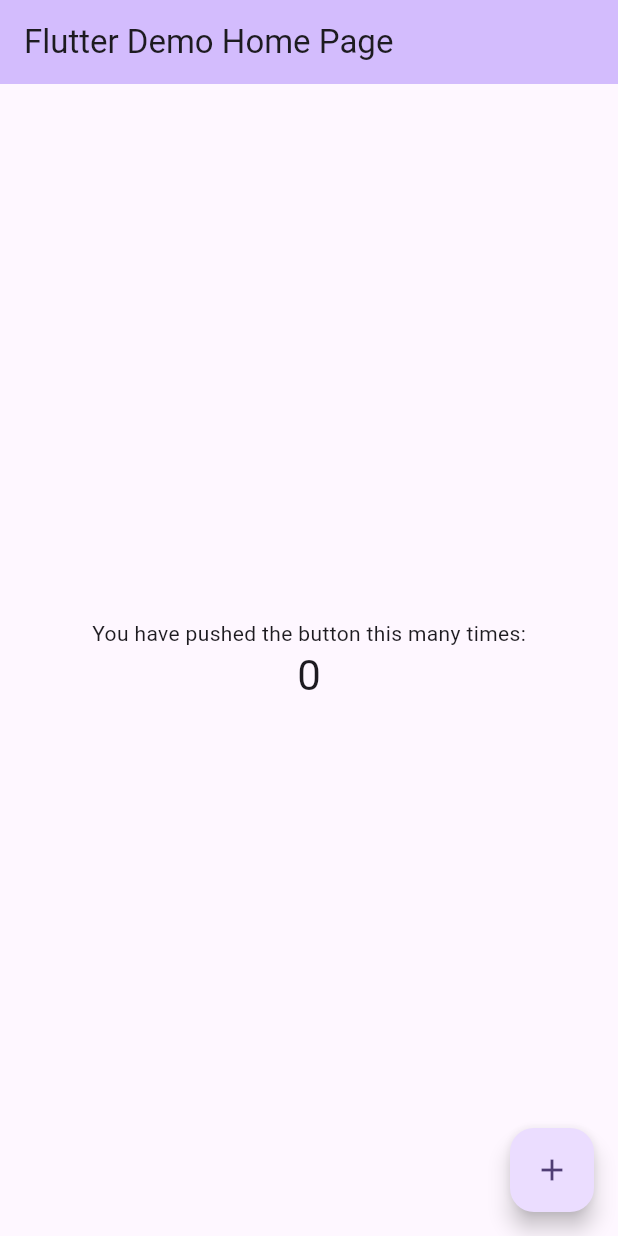
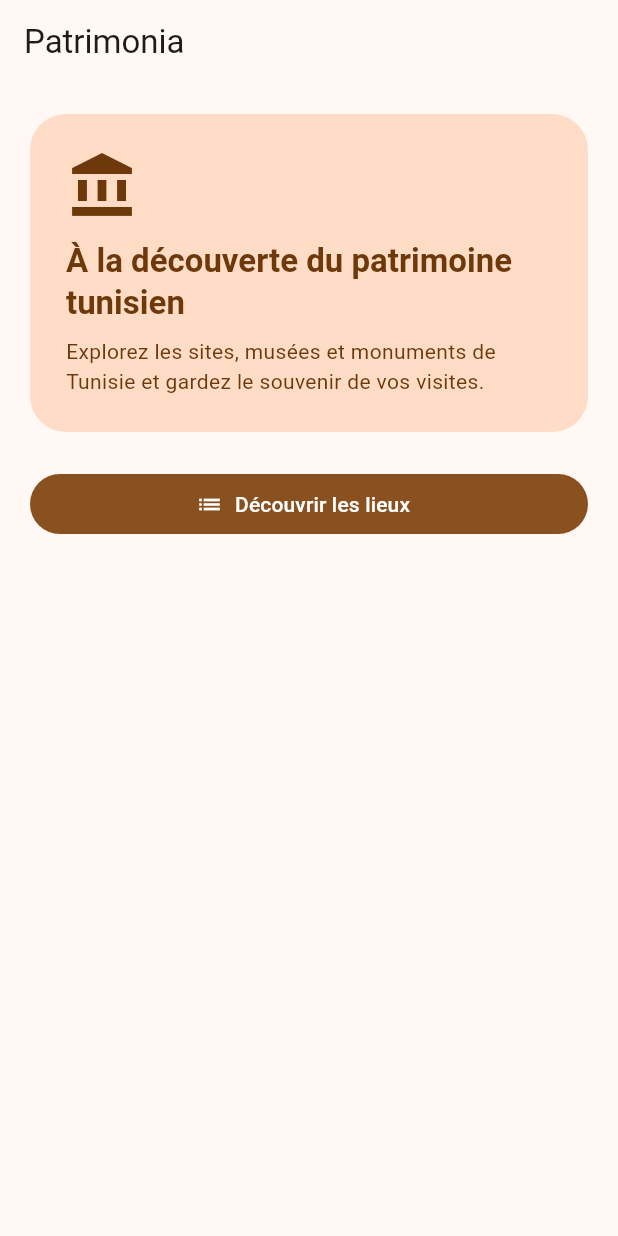
Before and after one commit to MarweniAnwar/Patrimonia, a Flutter app: the screen it shows after launch, on a phone screen of 412 x 824 dp. Run offline on Flutter 3.47's test engine with Material 3 defaults, Android fonts, the phone set to English and light mode, and no system bars.

Commit message:
J1 : squelette terminé

```diff
--- a/lib/data/donnees_fictives.dart
+++ b/lib/data/donnees_fictives.dart
@@ -11,6 +11,7 @@ const List<Lieu> lieux = [
         "ses gradins majestueux et son architecture exceptionnelle, "
         "ce monument témoigne de la grandeur de la civilisation romaine. "
         "Une visite incontournable pour les passionnés d'histoire et de culture.",
+    image: 'assets/images/el_jem.jpg',
     latitude: 35.2964,
     longitude: 10.7068,
   ),
@@ -26,6 +27,7 @@ const List<Lieu> lieux = [
         "historiques, des thermes, des villas antiques et des ports anciens. "
         "Classée au patrimoine mondial de l'UNESCO, Carthage offre un véritable "
         "voyage à travers les siècles, entre histoire, architecture et paysages magnifiques.",
+    image: 'assets/images/carthage.jpg',
     latitude: 36.8528,
     longitude: 10.3233,
   ),
@@ -41,6 +43,7 @@ const List<Lieu> lieux = [
         "ses mosquées historiques, ses palais traditionnels et ses magnifiques "
         "portes sculptées. Un endroit idéal pour découvrir l'artisanat tunisien, "
         "goûter aux spécialités locales et vivre une expérience culturelle unique.",
+    image: 'assets/images/medina_tunis.jpg',
     latitude: 36.7992,
     longitude: 10.1710,
   ),
@@ -56,6 +59,7 @@ const List<Lieu> lieux = [
         "ses colonnes anciennes et son célèbre minaret. Véritable symbole "
         "du patrimoine islamique tunisien, elle représente un lieu exceptionnel "
         "pour découvrir l'histoire spirituelle et architecturale du pays.",
+    image: 'assets/images/kairouan.jpg',
     latitude: 35.6804,
     longitude: 10.1034,
   ),
@@ -71,6 +75,7 @@ const List<Lieu> lieux = [
         "et ses rues historiques. Classée au patrimoine mondial de l'UNESCO, "
         "Dougga est une destination idéale pour les amateurs d'histoire, "
         "de photographie et de découvertes culturelles.",
+    image: 'assets/images/dougga.jpg',
     latitude: 36.4228,
     longitude: 9.2203,
   ),
@@ -87,6 +92,7 @@ const List<Lieu> lieux = [
         "un ancien palais beylical, il vous propose un voyage passionnant "
         "à travers les différentes civilisations qui ont marqué l'histoire "
         "de la Tunisie.",
+    image: 'assets/images/bardo.jpg',
     latitude: 36.8092,
     longitude: 10.1344,
   ),
@@ -104,6 +110,7 @@ const List<Lieu> lieux = [
         "et son célèbre Nadhour, qui offre une vue magnifique sur la mer "
         "Méditerranée. Un lieu incontournable pour les amateurs d'histoire, "
         "de patrimoine et de beaux paysages.",
+    image: 'assets/images/ribat_monastir.jpg',
     latitude: 35.7770,
     longitude: 10.8262,
   ),
--- a/lib/main.dart
+++ b/lib/main.dart
@@ -1,122 +1,23 @@
 import 'package:flutter/material.dart';
+import 'screens/accueil_screen.dart';
 
 void main() {
-  runApp(const MyApp());
+  runApp(const PatrimoniaApp());
 }
 
-class MyApp extends StatelessWidget {
-  const MyApp({super.key});
+class PatrimoniaApp extends StatelessWidget {
+  const PatrimoniaApp({super.key});
 
-  // This widget is the root of your application.
   @override
   Widget build(BuildContext context) {
     return MaterialApp(
-      title: 'Flutter Demo',
+      title: 'Patrimonia',
+      debugShowCheckedModeBanner: false,
       theme: ThemeData(
-        // This is the theme of your application.
-        //
-        // TRY THIS: Try running your application with "flutter run". You'll see
-        // the application has a purple toolbar. Then, without quitting the app,
-        // try changing the seedColor in the colorScheme below to Colors.green
-        // and then invoke "hot reload" (save your changes or press the "hot
-        // reload" button in a Flutter-supported IDE, or press "r" if you used
-        // the command line to start the app).
-        //
-        // Notice that the counter didn't reset back to zero; the application
-        // state is not lost during the reload. To reset the state, use hot
-        // restart instead.
-        //
-        // This works for code too, not just values: Most code changes can be
-        // tested with just a hot reload.
-        colorScheme: .fromSeed(seedColor: Colors.deepPurple),
+        useMaterial3: true,
+        colorScheme: ColorScheme.fromSeed(seedColor: const Color(0xFFB5651D)),
       ),
-      home: const MyHomePage(title: 'Flutter Demo Home Page'),
+      home: const AccueilScreen(),
     );
   }
 }
-
-class MyHomePage extends StatefulWidget {
-  const MyHomePage({super.key, required this.title});
-
-  // This widget is the home page of your application. It is stateful, meaning
-  // that it has a State object (defined below) that contains fields that affect
-  // how it looks.
-
-  // This class is the configuration for the state. It holds the values (in this
-  // case the title) provided by the parent (in this case the App widget) and
-  // used by the build method of the State. Fields in a Widget subclass are
-  // always marked "final".
-
-  final String title;
-
-  @override
-  State<MyHomePage> createState() => _MyHomePageState();
-}
-
-class _MyHomePageState extends State<MyHomePage> {
-  int _counter = 0;
-
-  void _incrementCounter() {
-    setState(() {
-      // This call to setState tells the Flutter framework that something has
-      // changed in this State, which causes it to rerun the build method below
-      // so that the display can reflect the updated values. If we changed
-      // _counter without calling setState(), then the build method would not be
-      // called again, and so nothing would appear to happen.
-      _counter++;
-    });
-  }
-
-  @override
-  Widget build(BuildContext context) {
-    // This method is rerun every time setState is called, for instance as done
-    // by the _incrementCounter method above.
-    //
-    // The Flutter framework has been optimized to make rerunning build methods
-    // fast, so that you can just rebuild anything that needs updating rather
-    // than having to individually change instances of widgets.
-    return Scaffold(
-      appBar: AppBar(
-        // TRY THIS: Try changing the color here to a specific color (to
-        // Colors.amber, perhaps?) and trigger a hot reload to see the AppBar
-        // change color while the other colors stay the same.
-        backgroundColor: Theme.of(context).colorScheme.inversePrimary,
-        // Here we take the value from the MyHomePage object that was created by
-        // the App.build method, and use it to set our appbar title.
-        title: Text(widget.title),
-      ),
-      body: Center(
-        // Center is a layout widget. It takes a single child and positions it
-        // in the middle of the parent.
-        child: Column(
-          // Column is also a layout widget. It takes a list of children and
-          // arranges them vertically. By default, it sizes itself to fit its
-          // children horizontally, and tries to be as tall as its parent.
-          //
-          // Column has various properties to control how it sizes itself and
-          // how it positions its children. Here we use mainAxisAlignment to
-          // center the children vertically; the main axis here is the vertical
-          // axis because Columns are vertical (the cross axis would be
-          // horizontal).
-          //
-          // TRY THIS: Invoke "debug painting" (choose the "Toggle Debug Paint"
-          // action in the IDE, or press "p" in the console), to see the
-          // wireframe for each widget.
-          mainAxisAlignment: .center,
-          children: [
-            const Text('You have pushed the button this many times:'),
-            Text(
-              '$_counter',
-              style: Theme.of(context).textTheme.headlineMedium,
-            ),
-          ],
-        ),
-      ),
-      floatingActionButton: FloatingActionButton(
-        onPressed: _incrementCounter,
-        tooltip: 'Increment',
-        child: const Icon(Icons.add),
-      ),
-    );
-  }
-}
--- a/lib/models/lieu.dart
+++ b/lib/models/lieu.dart
@@ -1,10 +1,10 @@
-// lib/models/lieu.dart
 class Lieu {
   final int id;
   final String nom;
   final String region;
   final String categorie;
   final String description;
+  final String image;
   final double latitude;
   final double longitude;
 
@@ -14,6 +14,7 @@ class Lieu {
     required this.region,
     required this.categorie,
     required this.description,
+    required this.image,
     required this.latitude,
     required this.longitude,
   });
--- a/lib/screens/accueil_screen.dart
+++ b/lib/screens/accueil_screen.dart
@@ -0,0 +1,64 @@
+import 'package:flutter/material.dart';
+import 'liste_screen.dart';
+
+class AccueilScreen extends StatelessWidget {
+  const AccueilScreen({super.key});
+
+  @override
+  Widget build(BuildContext context) {
+    final cs = Theme.of(context).colorScheme;
+
+    return Scaffold(
+      appBar: AppBar(title: const Text('Patrimonia')),
+      body: Padding(
+        padding: const EdgeInsets.all(20),
+        child: Column(
+          crossAxisAlignment: CrossAxisAlignment.start,
+          children: [
+            Container(
+              width: double.infinity,
+              padding: const EdgeInsets.all(24),
+              decoration: BoxDecoration(
+                color: cs.primaryContainer,
+                borderRadius: BorderRadius.circular(24),
+              ),
+              child: Column(
+                crossAxisAlignment: CrossAxisAlignment.start,
+                children: [
+                  Icon(Icons.account_balance,
+                      size: 48, color: cs.onPrimaryContainer),
+                  const SizedBox(height: 12),
+                  Text(
+                    'À la découverte du patrimoine tunisien',
+                    style: Theme.of(context).textTheme.titleLarge?.copyWith(
+                          color: cs.onPrimaryContainer,
+                          fontWeight: FontWeight.bold,
+                        ),
+                  ),
+                  const SizedBox(height: 8),
+                  Text(
+                    'Explorez les sites, musées et monuments de Tunisie '
+                    'et gardez le souvenir de vos visites.',
+                    style: TextStyle(color: cs.onPrimaryContainer),
+                  ),
+                ],
+              ),
+            ),
+            const SizedBox(height: 24),
+            SizedBox(
+              width: double.infinity,
+              child: FilledButton.icon(
+                onPressed: () => Navigator.push(
+                  context,
+                  MaterialPageRoute(builder: (_) => const ListeScreen()),
+                ),
+                icon: const Icon(Icons.list),
+                label: const Text('Découvrir les lieux'),
+              ),
+            ),
+          ],
+        ),
+      ),
+    );
+  }
+}
--- a/pubspec.yaml
+++ b/pubspec.yaml
@@ -56,6 +56,8 @@ flutter:
   # included with your application, so that you can use the icons in
   # the material Icons class.
   uses-material-design: true
+  assets:
+    - assets/images/
 
   # To add assets to your application, add an assets section, like this:
   # assets:
```
Also changed, not shown: lib/screens/detail_screen.dart (+94 -0 lines), lib/screens/formulaire_screen.dart (+62 -0 lines), lib/screens/liste_screen.dart (+40 -0 lines), captures/01_accueil.png.png (added), captures/02_liste.png.png (added), captures/03_detail.png.png (added), captures/04_formulaire.png.png (added), lib/screens/carnet_screen.dart (deleted), lib/screens/favoris_screen.dart (deleted), 2 other files.
